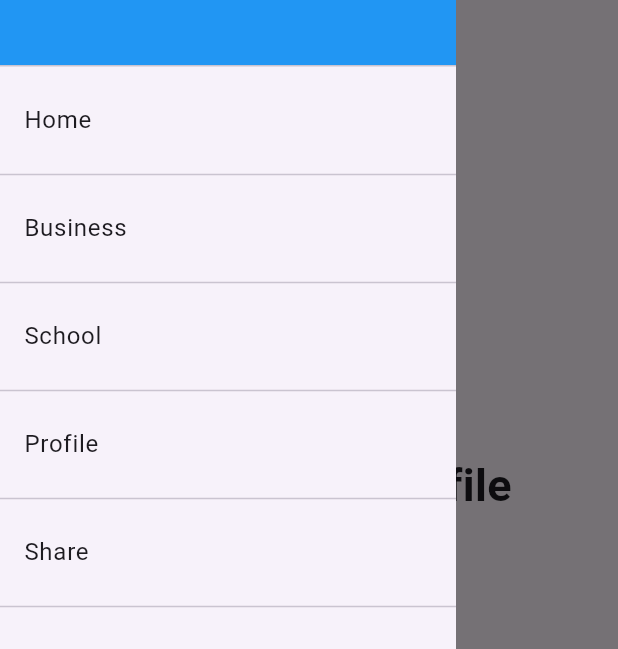
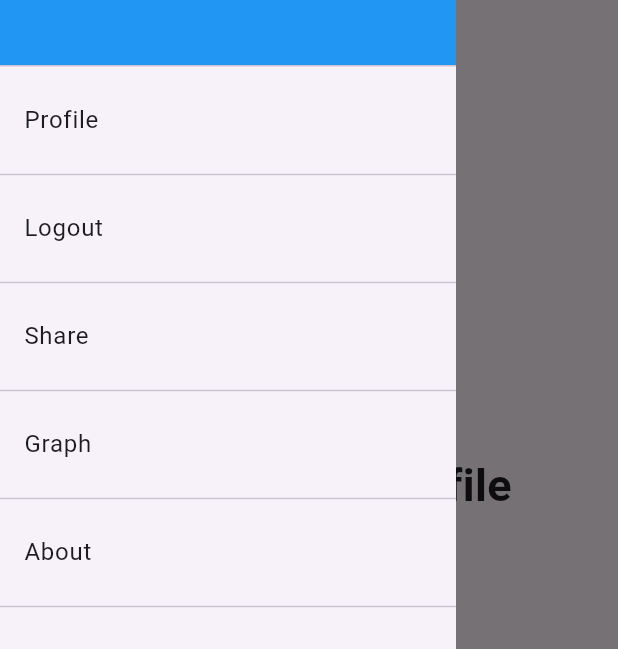
Before and after one commit to Sainathhiwale/flutterapps, a Flutter app: the HomeScreen screen opened directly with empty values, in the side drawer, after a tap on "Profile", on a phone screen of 412 x 824 dp. Shown: the part 175-824 px from the top of the screen. Run offline on Flutter 3.47's test engine with Material 3 defaults, Android fonts, the phone set to English and light mode, and no system bars; our stand-ins replace fluttertoast, shared_preferences, sqflite; accounts and stored records are empty.

```diff
--- a/lib/domain_layer/database_helper.dart
+++ b/lib/domain_layer/database_helper.dart
@@ -51,10 +51,9 @@ class DatabaseHelper {
       where: whereClause,
       whereArgs: whereArgs,
     );
-    if (maps!.isNotEmpty) {
-      return User.fromMap(maps.first);
+    if (maps?.isNotEmpty ?? false) { // Use null-aware operator for safety
+      return User.fromMap(maps!.first);
     }
-    return null;
   }
 }
 
--- a/lib/domain_layer/shared_preferences_service.dart
+++ b/lib/domain_layer/shared_preferences_service.dart
@@ -1,7 +1,6 @@
-import 'dart:ffi';
 
 import 'package:flutterapps/models/user.dart';
-import 'package:shared_preferences/shared_preferences.dart/';
+import 'package:shared_preferences/shared_preferences.dart';
 
 class SharedPreferencesService{
   Future<SharedPreferences> _getInstance() async{
@@ -14,7 +13,7 @@ class SharedPreferencesService{
   }
   Future<bool> getIsLoggedIn() async {
     final prefs = await _getInstance();
-    return prefs.getBool('isLoggedIn') ?? false; // Default to false if not set
+    return prefs.getBool('isloggedIn') ?? false; // Default to false if not set
   }
   Future<void> setUser(User user) async {
     final prefs = await _getInstance();
@@ -27,6 +26,7 @@ class SharedPreferencesService{
     await prefs.remove('username');
     await prefs.remove('email');
     await prefs.remove('userId'); // Example token removal
+    await prefs.remove('isLoggedIn');
   }
 
 }
--- a/lib/presentation_layer/home/home_screen.dart
+++ b/lib/presentation_layer/home/home_screen.dart
@@ -1,5 +1,8 @@
 import 'package:flutter/material.dart';
+import 'package:flutterapps/domain_layer/repository/user_repository.dart';
+import 'package:flutterapps/domain_layer/shared_preferences_service.dart';
 import 'package:flutterapps/models/user.dart';
+import 'package:flutterapps/presentation_layer/login_screen.dart';
 
 class Home extends StatelessWidget {
   const Home ({super.key});
@@ -26,26 +29,26 @@ class _HomeScreenState extends State<HomeScreen> {
   int _selectedIndex =0;
   static const TextStyle optionStyle =
   TextStyle(fontSize: 30, fontWeight: FontWeight.bold);
-
+  final userRepository = UserRepository(SharedPreferencesService());
   static const List<Widget> _widgetOptions = <Widget>[
     Text(
-      "Index 0 Home",
+      "Index 0 User Profile",
       style: optionStyle,
     ),
     Text(
-      "Index 1 Business ",
+       "Index 1 Logout",
       style: optionStyle,
     ),
     Text(
-      "Index 2 School",
+      "Index 2 Share",
       style: optionStyle,
     ),
     Text(
-      "Index 3 User Profile",
+      "Index 3 Graph",
       style: optionStyle,
     ),
     Text(
-      "Index 4 Share",
+      "Index 4 About",
       style: optionStyle,
     ),
   ];
@@ -54,29 +57,25 @@ class _HomeScreenState extends State<HomeScreen> {
     setState(() {
       _selectedIndex = index;
 
-      /*switch(index){
+      switch(index){
       case 0:
-        Navigator.push(context,
-          MaterialPageRoute(builder: (context) => DashboardScreen()),
-        );
+
         break;
       case 1:
+        userRepository.setIsLoggedIn(false);
+        userRepository.clearUser();
         Navigator.push(context,
-          MaterialPageRoute(builder: (context) => BusinessScreen()),
+          MaterialPageRoute(builder: (context) => LoginScreen()),
         );
         break;
       case 2:
-        Navigator.push(context,
-          MaterialPageRoute(builder: (context) => SchoolScreen()),
-        );
+
         break;
       case 3:
-        Navigator.push(context,
-          MaterialPageRoute(builder: (context) => ProfileScreen()),
-        );
+
         break;
 
-    }*/
+    }
     });
   }
 
@@ -100,7 +99,7 @@ class _HomeScreenState extends State<HomeScreen> {
               ), child: Text('sainath'),
             ),
             ListTile(
-              title: const Text("Home"),
+              title: const Text("Profile"),
               onTap: () {
                 _onItemTapped(0);
                /* Navigator.pop(context);
@@ -111,8 +110,12 @@ class _HomeScreenState extends State<HomeScreen> {
             ),
             Divider(),
             ListTile(
-              title: const Text("Business"),
+              title: const Text("Logout"),
               onTap: () {
+               /* userRepository.clearUser();
+                Navigator.push(context,
+                  MaterialPageRoute(builder: (context) => LoginScreen()),
+                );*/
                 _onItemTapped(1);
               /*  Navigator.pop(context);
                 Navigator.push(context,
@@ -122,7 +125,7 @@ class _HomeScreenState extends State<HomeScreen> {
             ),
             Divider(),
             ListTile(
-              title: const Text("School"),
+              title: const Text("Share"),
               onTap: (){
                 _onItemTapped(2);
                /* Navigator.pop(context);
@@ -133,7 +136,7 @@ class _HomeScreenState extends State<HomeScreen> {
             ),
             Divider(),
             ListTile(
-              title: const Text("Profile"),
+              title: const Text("Graph"),
               onTap: (){
                 _onItemTapped(3);
                /* Navigator.pop(context);
@@ -144,7 +147,7 @@ class _HomeScreenState extends State<HomeScreen> {
             ),
             Divider(),
             ListTile(
-              title: const Text("Share"),
+              title: const Text("About"),
               onTap: (){
                 _onItemTapped(4);
                /* Navigator.pop(context);
--- a/lib/presentation_layer/login_screen.dart
+++ b/lib/presentation_layer/login_screen.dart
@@ -195,13 +195,14 @@ class _LoginPageUIState extends State<LoginPageUI> {
   @override
   void initState() {
     // TODO: implement initState
+    _checkLoginStatus(); // Check on initialization
     super.initState();
-    _checkLoginStatus(); // Check on initialization
 
   }
 
   void _checkLoginStatus() async{
     final isLoggedIn = await userRepository.getIsLoggedIn();
+
     if (isLoggedIn) {
       // Navigate to Home Screen if already logged in
       Navigator.pushReplacement(
--- a/pubspec.yaml
+++ b/pubspec.yaml
@@ -38,7 +38,7 @@ dependencies:
   sqflite: ^2.0.0+4  # Example version constraint
   path: ^1.8.0  # Example version constraint
   fluttertoast: ^8.2.5  # Replace with the latest version if needed
-  shared_preferences: ^2.0.15  # Or a compatible version
+  shared_preferences: ^2.2.3  # Or a compatible version
 dev_dependencies:
   flutter_test:
     sdk: flutter
```
